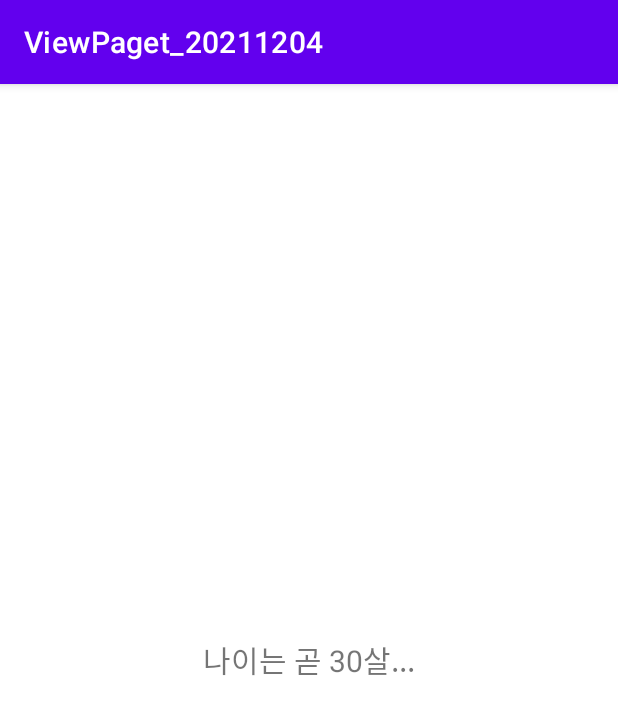
After one commit to kimchangbae/ViewPaget_20211204, an Android app: the fragment AgeFragment shown on its own in the app's theme, on a phone screen of 412 x 824 dp. The commit adds this screen. Shown: the top 715 px of the screen. Run offline under Robolectric (Android 15) with nearby library versions, the phone set to English and light mode, and no system bars.

Commit message:
메인화면 - 뷰페이저 어댑터 객체화 - 뷰페이저와 연결

```diff
--- /dev/null
+++ b/app/src/main/java/com/example/viewpaget_20211204/fragments/AgeFragment.kt
@@ -0,0 +1,16 @@
+package com.example.viewpaget_20211204.fragments
+
+import android.os.Bundle
+import android.view.LayoutInflater
+import android.view.View
+import android.view.ViewGroup
+import androidx.fragment.app.Fragment
+import com.example.viewpaget_20211204.R
+
+class AgeFragment : Fragment() {
+    override fun onCreateView(
+        inflater: LayoutInflater, container: ViewGroup?, savedInstanceState: Bundle?
+    ): View? {
+        return inflater.inflate(R.layout.fragment_age, container, false)
+    }
+}
--- a/app/src/main/res/layout/activity_main.xml
+++ b/app/src/main/res/layout/activity_main.xml
@@ -7,5 +7,9 @@
     android:layout_height="match_parent"
     tools:context=".MainActivity">
 
+    <androidx.viewpager.widget.ViewPager
+        android:id="@+id/mainViewPager"
+        android:layout_width="match_parent"
+        android:layout_height="match_parent" />
 
 </LinearLayout>
--- /dev/null
+++ b/app/src/main/res/layout/fragment_age.xml
@@ -0,0 +1,14 @@
+<?xml version="1.0" encoding="utf-8"?>
+<LinearLayout
+    xmlns:android="http://schemas.android.com/apk/res/android"
+    android:layout_width="match_parent"
+    android:layout_height="match_parent"
+    android:gravity="center">
+
+    <TextView
+        android:layout_width="wrap_content"
+        android:layout_height="wrap_content"
+        android:text="나이는 곧 30살..."
+        android:textSize="20sp" />
+
+</LinearLayout>
```
Also changed, not shown: app/src/main/java/com/example/viewpaget_20211204/MainActivity.kt (+16 -0 lines), app/src/main/java/com/example/viewpaget_20211204/adapters/MainViewPagerAdapter.kt (added, +25 -0 lines).
